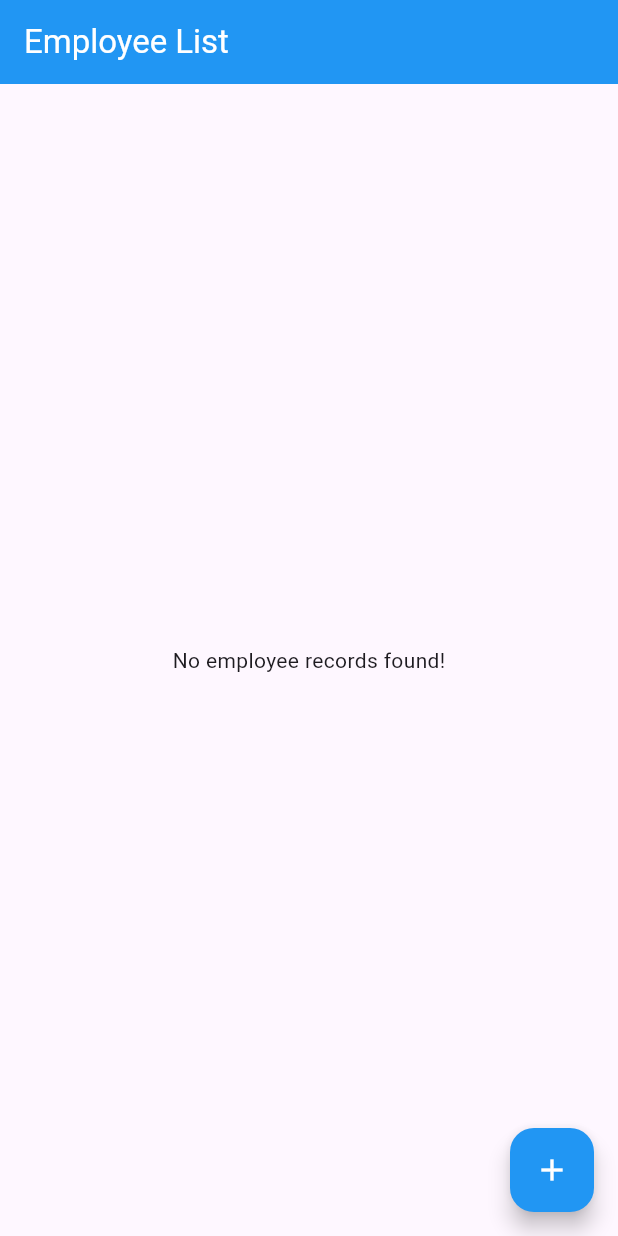
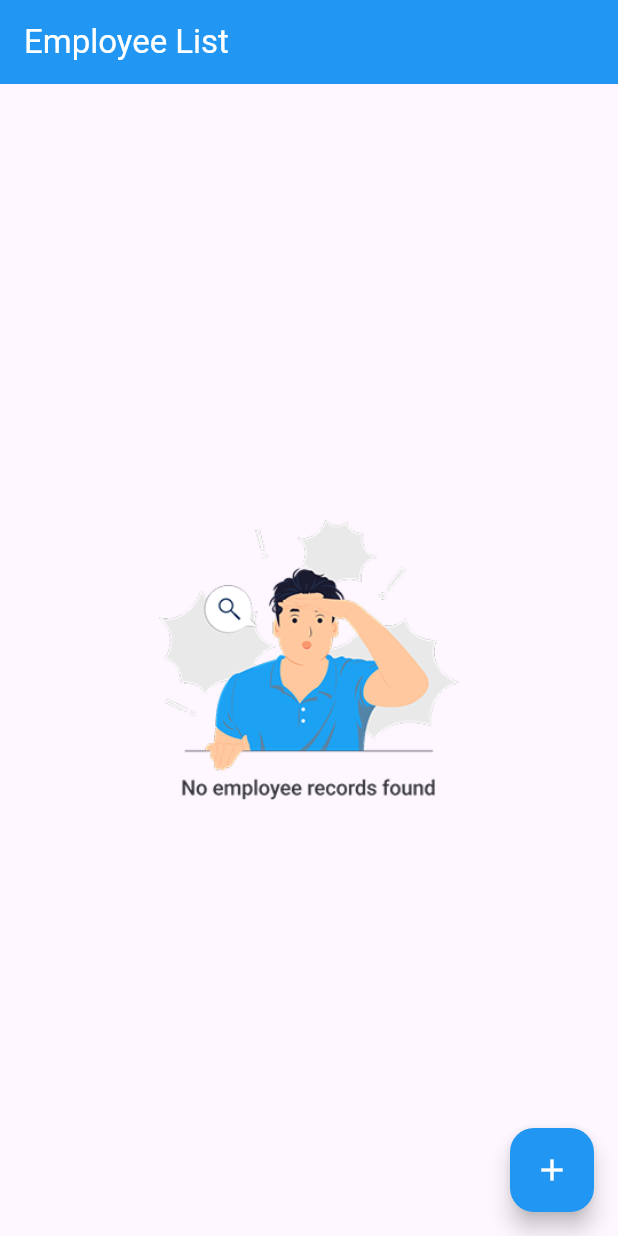
Before and after one commit to imhrsit/RI-Assignment, a Flutter app: the screen it shows after launch, on a phone screen of 412 x 824 dp. Run offline on Flutter 3.47's test engine with Material 3 defaults, Android fonts, the phone set to English and light mode, and no system bars.

Commit message:
minor changes

```diff
--- a/lib/views/add_employee_details.dart
+++ b/lib/views/add_employee_details.dart
@@ -430,7 +430,7 @@ class _AddEmployeeDetailsState extends State<AddEmployeeDetails> {
                                               ),
                                               const SizedBox(width: 5),
                                               Text(
-                                                "${tempSelectedDate!.day}/${tempSelectedDate!.month}/${tempSelectedDate!.year}",
+                                                selectedEndDate == null ? "No date" : "${tempSelectedDate!.day}/${tempSelectedDate!.month}/${tempSelectedDate!.year}",
                                                 style: TextStyle(color: kdarkBlue),
                                               ),
                                             ],
--- a/lib/views/home_screen.dart
+++ b/lib/views/home_screen.dart
@@ -17,8 +17,17 @@ class HomeScreen extends StatelessWidget {
         backgroundColor: kdarkBlue,
 
       ),
-      body: const Center(
-        child: Text('No employee records found!'),
+      body: Center(
+        child: Column(
+          mainAxisAlignment: MainAxisAlignment.center,
+          children: [
+            Image.asset(
+              'assets/image.png',  // Replace with your actual image path
+              height: 200,  // Adjust size as needed
+              width: 200,
+            ),
+          ],
+        ),
       ),
       floatingActionButton: FloatingActionButton(
         onPressed: () {
--- a/pubspec.yaml
+++ b/pubspec.yaml
@@ -59,8 +59,8 @@ flutter:
   uses-material-design: true
 
   # To add assets to your application, add an assets section, like this:
-  # assets:
-  #   - images/a_dot_burr.jpeg
+  assets:
+    - assets/
   #   - images/a_dot_ham.jpeg
 
   # An image asset can refer to one or more resolution-specific "variants", see
```
Also changed, not shown: assets/image.png (added).
